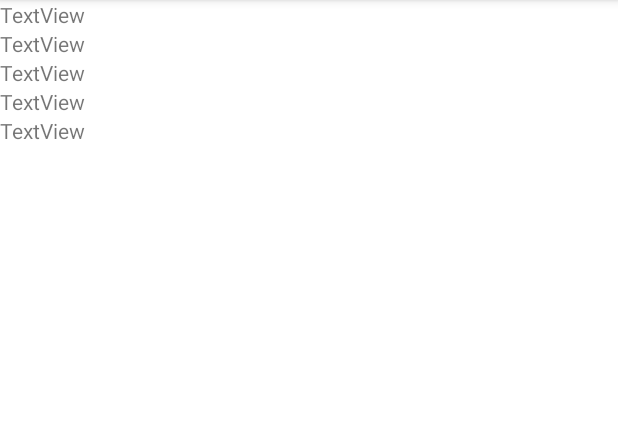
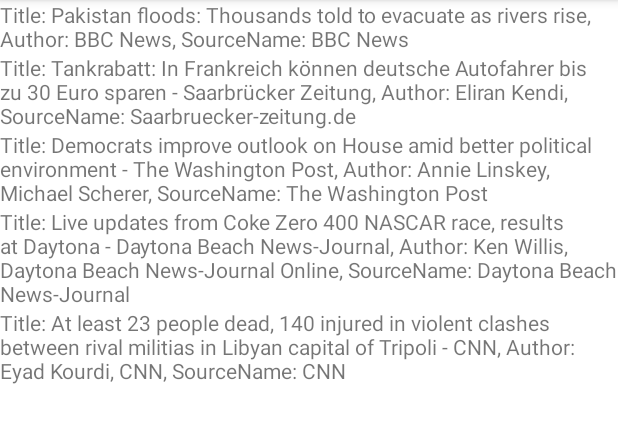
Before and after one commit to AscentionOne/CapstoneNewsApp, an Android app: the screen it shows after launch (MainActivity), on a phone screen of 412 x 824 dp, the part 84-527 px from its top. Run offline under Robolectric (Android 15) with nearby library versions, the phone set to English and light mode, and no system bars.

Commit message:
Create function for upadaing titleTextView text using loop
1. Use loop to update news titleTextView text
2. Change to use resource string with placeholders (format argument), fix warnning
3. Update titleTextView text in string.xml to use format argument

```diff
--- a/app/src/main/java/com/kenchen/capstonenewsapp/Article.kt
+++ b/app/src/main/java/com/kenchen/capstonenewsapp/Article.kt
@@ -5,7 +5,7 @@ package com.kenchen.capstonenewsapp
 * */
 data class Article(
     val source: Source,
-    val author: String? = null,
+    val author: String?,
     val title: String,
     val description: String? = null,
     val url: String,
--- a/app/src/main/java/com/kenchen/capstonenewsapp/MainActivity.kt
+++ b/app/src/main/java/com/kenchen/capstonenewsapp/MainActivity.kt
@@ -2,6 +2,8 @@ package com.kenchen.capstonenewsapp
 
 import androidx.appcompat.app.AppCompatActivity
 import android.os.Bundle
+import android.widget.TextView
+import androidx.constraintlayout.widget.ConstraintLayout
 import androidx.core.view.children
 import com.kenchen.capstonenewsapp.databinding.ActivityMainBinding
 
@@ -14,9 +16,27 @@ class MainActivity : AppCompatActivity() {
         binding = ActivityMainBinding.inflate(layoutInflater)
         val view = binding.root
         setContentView(view)
+        updateNewsTextView(view)
     }
 
-    val newsList = mapOf(
+    // update the news textView text
+    private fun updateNewsTextView(view: ConstraintLayout) {
+        val mainGroup = view.children
+        var newsCount = 1 // index in newList map start at 1
+        for (i in mainGroup) {
+            if (i is TextView) {
+                val news = newsList[newsCount]
+                if (news != null) {
+                    i.text = getString(R.string.article_title, news.title,
+                        news.author, news.source.name)
+                }
+                newsCount++
+            }
+        }
+    }
+
+    // dummy news data
+    private val newsList = mapOf(
         1 to Article(
             source = Source("bbc-news", "BBC News"),
             author = "BBC News",
--- a/app/src/main/res/layout/activity_main.xml
+++ b/app/src/main/res/layout/activity_main.xml
@@ -10,7 +10,7 @@
         android:id="@+id/titleTextView1"
         android:layout_width="wrap_content"
         android:layout_height="wrap_content"
-        android:text="@string/article_title_1"
+        android:text="@string/article_title"
         app:layout_constraintBottom_toTopOf="@+id/titleTextView2"
         app:layout_constraintStart_toStartOf="@+id/titleTextView2"
         app:layout_constraintTop_toTopOf="parent"
@@ -21,7 +21,7 @@
         android:id="@+id/titleTextView2"
         android:layout_width="wrap_content"
         android:layout_height="wrap_content"
-        android:text="@string/article_title_2"
+        android:text="@string/article_title"
         app:layout_constraintBottom_toTopOf="@+id/titleTextView3"
         app:layout_constraintStart_toStartOf="@+id/titleTextView3"
         app:layout_constraintTop_toBottomOf="@+id/titleTextView1" />
@@ -30,7 +30,7 @@
         android:id="@+id/titleTextView3"
         android:layout_width="wrap_content"
         android:layout_height="wrap_content"
-        android:text="@string/article_title_3"
+        android:text="@string/article_title"
         app:layout_constraintBottom_toTopOf="@+id/titleTextView4"
         app:layout_constraintStart_toStartOf="@+id/titleTextView4"
         app:layout_constraintTop_toBottomOf="@+id/titleTextView2" />
@@ -39,7 +39,7 @@
         android:id="@+id/titleTextView4"
         android:layout_width="wrap_content"
         android:layout_height="wrap_content"
-        android:text="@string/article_title_4"
+        android:text="@string/article_title"
         app:layout_constraintBottom_toTopOf="@+id/titleTextView5"
         app:layout_constraintStart_toStartOf="@+id/titleTextView5"
         app:layout_constraintTop_toBottomOf="@+id/titleTextView3" />
@@ -48,7 +48,7 @@
         android:id="@+id/titleTextView5"
         android:layout_width="wrap_content"
         android:layout_height="wrap_content"
-        android:text="@string/article_title_5"
+        android:text="@string/article_title"
         app:layout_constraintBottom_toBottomOf="parent"
         app:layout_constraintStart_toStartOf="parent"
         app:layout_constraintTop_toBottomOf="@+id/titleTextView4" />
--- a/app/src/main/res/values/strings.xml
+++ b/app/src/main/res/values/strings.xml
@@ -1,8 +1,5 @@
 <resources>
     <string name="app_name">CapstoneNewsApp</string>
-    <string name="article_title_1">TextView</string>
-    <string name="article_title_2">TextView</string>
-    <string name="article_title_3">TextView</string>
-    <string name="article_title_4">TextView</string>
-    <string name="article_title_5">TextView</string>
+    <string name="article_title">Title: %1$s, Author: %2$s, SourceName:
+        %3$s</string>
 </resources>
```
